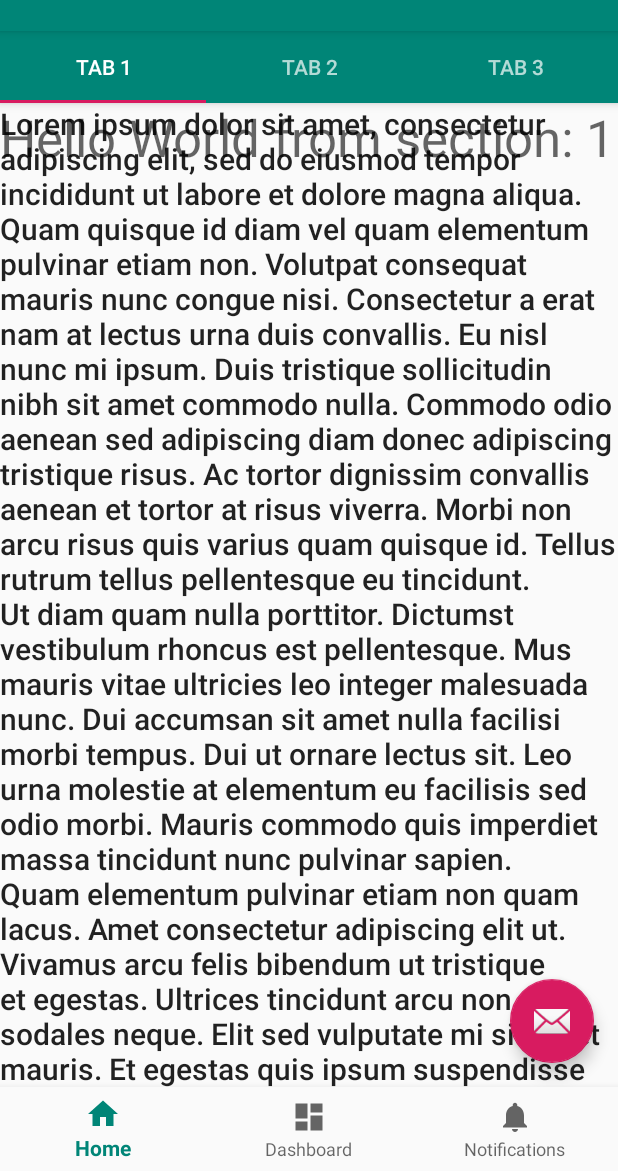
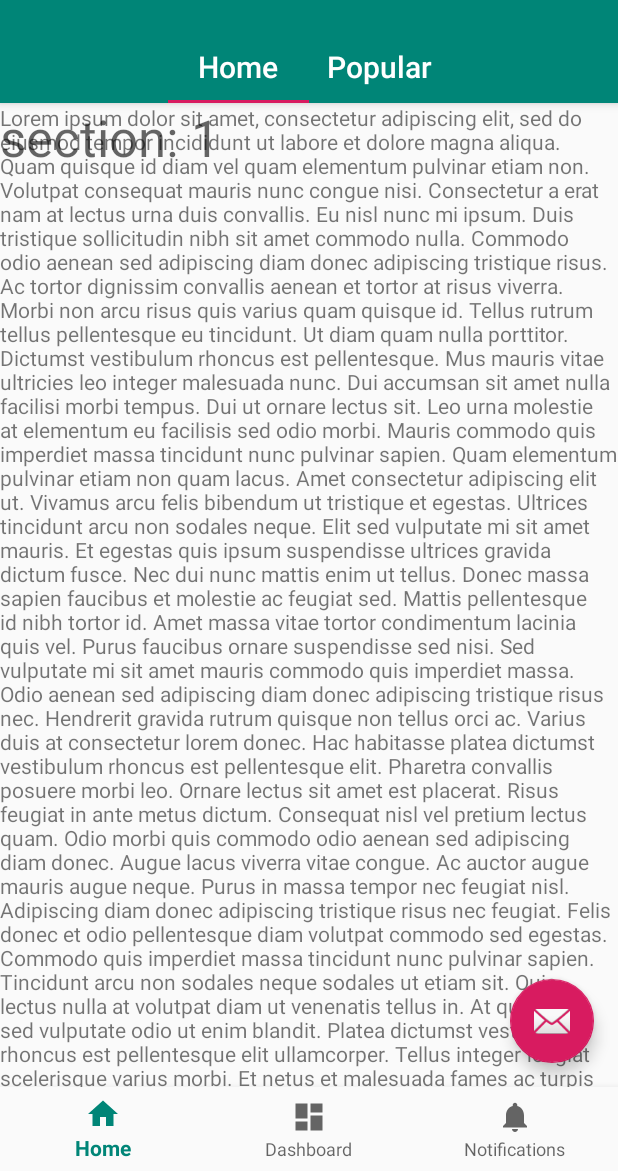
Before and after one commit to ZianeA/Ali-For-Reddit, an Android app: the fragment HomeFragmentContainer placed in its activity, on a phone screen of 412 x 824 dp, the part 65-1236 px from its top. Run offline under Robolectric (Android 15) with nearby library versions, the phone set to English and light mode, and no system bars.

Commit message:
Style the tabs and the appBar
-Remove appBar shadow
-Reduce the number of tabs to two
-Align the tabs to the center

```diff
--- a/app/src/main/java/com/visualeap/aliforreddit/HomeFragmentContainer.kt
+++ b/app/src/main/java/com/visualeap/aliforreddit/HomeFragmentContainer.kt
@@ -79,8 +79,8 @@ class HomeFragmentContainer : Fragment() {
         }
 
         override fun getCount(): Int {
-            // Show 3 total pages.
-            return 3
+            // Show 2 total pages.
+            return 2
         }
     }
 }
--- a/app/src/main/res/layout/activity_main.xml
+++ b/app/src/main/res/layout/activity_main.xml
@@ -11,6 +11,7 @@
         android:layout_width="match_parent"
         android:layout_height="wrap_content"
         android:fitsSystemWindows="true"
+        app:elevation="0dp"
         android:paddingBottom="@dimen/appbar_padding_bottom"
         android:theme="@style/AppTheme.AppBarOverlay"
         app:layout_constraintStart_toStartOf="parent"
@@ -33,7 +34,6 @@
         app:layout_constraintBottom_toTopOf="@+id/navigation"
         app:layout_constraintTop_toBottomOf="@+id/appBarLayout" />
 
-
     <com.google.android.material.bottomnavigation.BottomNavigationView
         android:id="@+id/navigation"
         android:layout_width="match_parent"
--- a/app/src/main/res/layout/fragment_container_home.xml
+++ b/app/src/main/res/layout/fragment_container_home.xml
@@ -16,25 +16,21 @@
             android:id="@+id/tabs"
             android:layout_width="match_parent"
             android:layout_height="wrap_content"
+            app:tabGravity="center"
+            app:tabTextAppearance="@style/TextAppearance.AppCompat.Title"
             app:layout_scrollFlags="scroll|enterAlways">
 
             <com.google.android.material.tabs.TabItem
                 android:id="@+id/tabItem"
                 android:layout_width="wrap_content"
                 android:layout_height="wrap_content"
-                android:text="@string/tab_text_1" />
+                android:text="@string/tab_text_Home" />
 
             <com.google.android.material.tabs.TabItem
                 android:id="@+id/tabItem2"
                 android:layout_width="wrap_content"
                 android:layout_height="wrap_content"
-                android:text="@string/tab_text_2" />
-
-            <com.google.android.material.tabs.TabItem
-                android:id="@+id/tabItem3"
-                android:layout_width="wrap_content"
-                android:layout_height="wrap_content"
-                android:text="@string/tab_text_3" />
+                android:text="@string/tab_text_Popular" />
 
         </com.google.android.material.tabs.TabLayout>
     </com.google.android.material.appbar.AppBarLayout>
--- a/app/src/main/res/layout/fragment_home.xml
+++ b/app/src/main/res/layout/fragment_home.xml
@@ -20,9 +20,7 @@
         <TextView
             android:layout_width="match_parent"
             android:layout_height="wrap_content"
-            android:textAppearance="@style/TextAppearance.AppCompat.Title"
             android:text="@string/lorem_ipsum" />
     </androidx.core.widget.NestedScrollView>
 
-
 </FrameLayout>
--- a/app/src/main/res/values/strings.xml
+++ b/app/src/main/res/values/strings.xml
@@ -4,11 +4,10 @@
     <string name="title_dashboard">Dashboard</string>
     <string name="title_notifications">Notifications</string>
     <string name="title_activity_main_fragment">Main</string>
-    <string name="tab_text_1">Tab 1</string>
-    <string name="tab_text_2">Tab 2</string>
-    <string name="tab_text_3">Tab 3</string>
+    <string name="tab_text_Home">Home</string>
+    <string name="tab_text_Popular">Popular</string>
     <string name="action_settings">Settings</string>
-    <string name="section_format">Hello World from section: %1$d</string>
+    <string name="section_format">section: %1$d</string>
 
     <!-- TODO: Remove or change this placeholder text -->
     <string name="hello_blank_fragment">Hello blank fragment</string>
```
